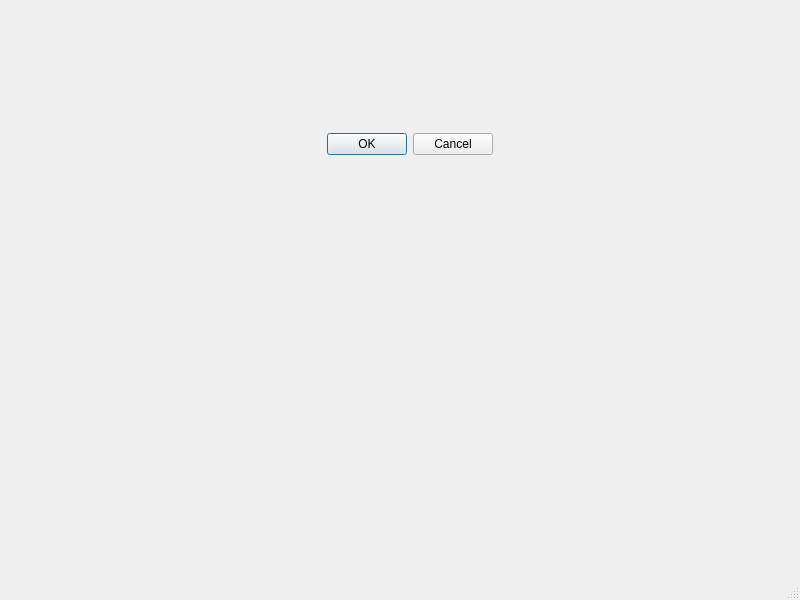
The window that mainwindow.ui (diegoGS23/Trabajo_informatica_avanzada) describes before a commit, drawn with Qt 5.
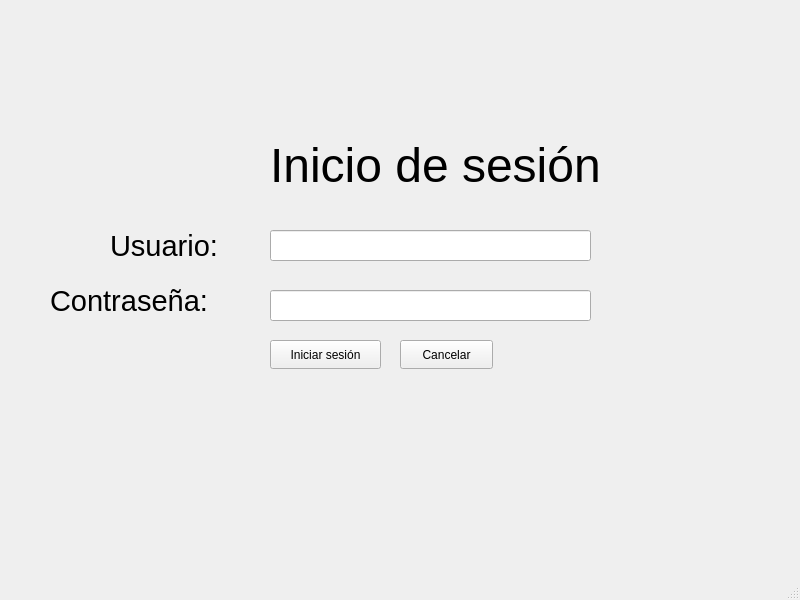
The same window after the commit.

```diff
--- a/mainwindow.ui
+++ b/mainwindow.ui
@@ -14,17 +14,120 @@
    <string>MainWindow</string>
   </property>
   <widget class="QWidget" name="centralwidget">
-   <widget class="QDialogButtonBox" name="buttonBox">
+   <widget class="QLabel" name="label">
     <property name="geometry">
      <rect>
-      <x>300</x>
+      <x>110</x>
+      <y>230</y>
+      <width>141</width>
+      <height>31</height>
+     </rect>
+    </property>
+    <property name="font">
+     <font>
+      <pointsize>22</pointsize>
+     </font>
+    </property>
+    <property name="lineWidth">
+     <number>1</number>
+    </property>
+    <property name="midLineWidth">
+     <number>-2</number>
+    </property>
+    <property name="text">
+     <string>Usuario:</string>
+    </property>
+   </widget>
+   <widget class="QLabel" name="label_2">
+    <property name="geometry">
+     <rect>
+      <x>50</x>
+      <y>280</y>
+      <width>201</width>
+      <height>41</height>
+     </rect>
+    </property>
+    <property name="font">
+     <font>
+      <pointsize>22</pointsize>
+     </font>
+    </property>
+    <property name="text">
+     <string>Contraseña:</string>
+    </property>
+   </widget>
+   <widget class="QLineEdit" name="lineEdit_User">
+    <property name="geometry">
+     <rect>
+      <x>270</x>
+      <y>230</y>
+      <width>321</width>
+      <height>31</height>
+     </rect>
+    </property>
+    <property name="font">
+     <font>
+      <pointsize>14</pointsize>
+     </font>
+    </property>
+   </widget>
+   <widget class="QLineEdit" name="lineEdit_Password">
+    <property name="geometry">
+     <rect>
+      <x>270</x>
+      <y>290</y>
+      <width>321</width>
+      <height>31</height>
+     </rect>
+    </property>
+    <property name="font">
+     <font>
+      <pointsize>14</pointsize>
+     </font>
+    </property>
+   </widget>
+   <widget class="QPushButton" name="login">
+    <property name="geometry">
+     <rect>
+      <x>270</x>
+      <y>340</y>
+      <width>111</width>
+      <height>29</height>
+     </rect>
+    </property>
+    <property name="text">
+     <string>Iniciar sesión</string>
+    </property>
+   </widget>
+   <widget class="QPushButton" name="cancel">
+    <property name="geometry">
+     <rect>
+      <x>400</x>
+      <y>340</y>
+      <width>93</width>
+      <height>29</height>
+     </rect>
+    </property>
+    <property name="text">
+     <string>Cancelar</string>
+    </property>
+   </widget>
+   <widget class="QLabel" name="label_3">
+    <property name="geometry">
+     <rect>
+      <x>270</x>
       <y>130</y>
-      <width>193</width>
-      <height>29</height>
+      <width>421</width>
+      <height>71</height>
      </rect>
     </property>
-    <property name="standardButtons">
-     <set>QDialogButtonBox::StandardButton::Cancel|QDialogButtonBox::StandardButton::Ok</set>
+    <property name="font">
+     <font>
+      <pointsize>36</pointsize>
+     </font>
+    </property>
+    <property name="text">
+     <string>Inicio de sesión</string>
     </property>
    </widget>
   </widget>
```
